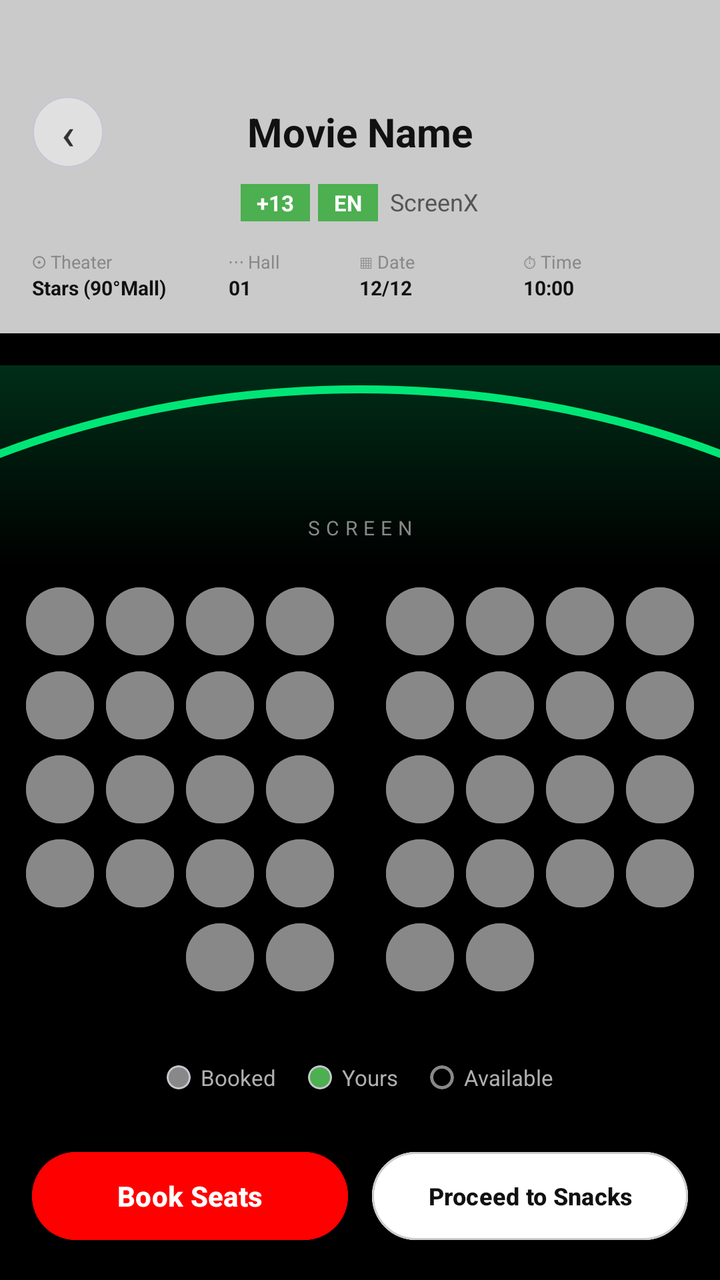
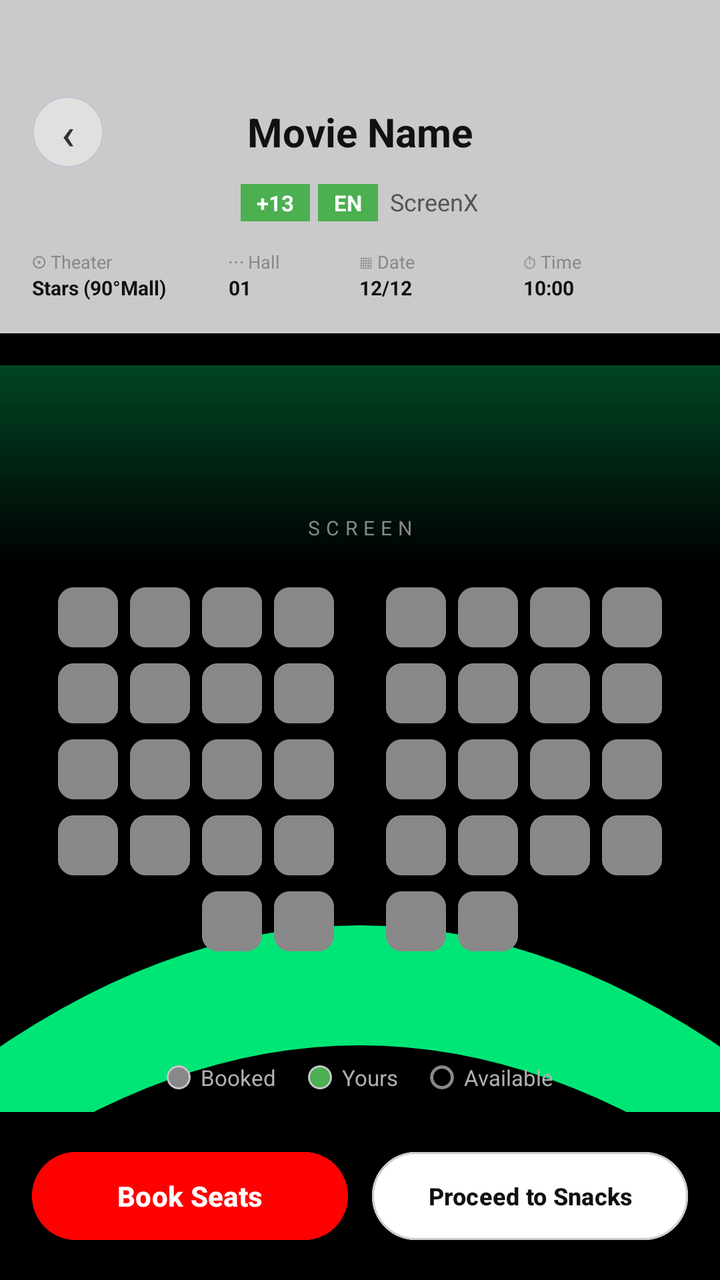

Before-and-after screenshots of an Android layout around one commit, followed by the original layout XML and the change that was made.
<!-- AndroidManifest.xml: activity theme Theme.CineFAST -->
<!-- res/layout/activity_seat_selection.xml -->
<?xml version="1.0" encoding="utf-8"?>
<LinearLayout xmlns:android="http://schemas.android.com/apk/res/android"
    xmlns:app="http://schemas.android.com/apk/res-auto"
    android:layout_width="match_parent"
    android:layout_height="match_parent"
    android:background="@color/bg_dark"
    android:clipChildren="false"
    android:orientation="vertical">

    
    <LinearLayout
        android:layout_width="match_parent"
        android:layout_height="wrap_content"
        android:background="#CACACA"
        android:orientation="vertical"
        android:paddingTop="48dp"
        android:paddingBottom="16dp"
        android:paddingHorizontal="16dp">

        
        <RelativeLayout
            android:layout_width="match_parent"
            android:layout_height="wrap_content">

            <com.google.android.material.card.MaterialCardView
                android:layout_width="36dp"
                android:layout_height="36dp"
                app:cardBackgroundColor="#E0E0E0"
                app:cardCornerRadius="18dp"
                app:cardElevation="0dp"
                android:layout_centerVertical="true">
                <Button
                    android:id="@+id/btnBack"
                    android:layout_width="match_parent"
                    android:layout_height="match_parent"
                    android:background="@android:color/transparent"
                    android:text="‹"
                    android:textColor="#333333"
                    android:textSize="22sp"
                    android:padding="0dp"
                    android:insetTop="0dp"
                    android:insetBottom="0dp"
                    android:insetLeft="0dp"
                    android:insetRight="0dp" />
            </com.google.android.material.card.MaterialCardView>

            <TextView
                android:id="@+id/tvMovieName"
                android:layout_width="wrap_content"
                android:layout_height="wrap_content"
                android:layout_centerInParent="true"
                android:text="Movie Name"
                android:textColor="#111111"
                android:textSize="20sp"
                android:textStyle="bold" />
        </RelativeLayout>

        
        <LinearLayout
            android:layout_width="wrap_content"
            android:layout_height="wrap_content"
            android:layout_gravity="center"
            android:orientation="horizontal"
            android:layout_marginTop="8dp">

            <TextView
                android:id="@+id/tvAge"
                android:layout_width="wrap_content"
                android:layout_height="wrap_content"
                android:background="@color/screen_arc"
                android:paddingHorizontal="8dp"
                android:paddingVertical="2dp"
                android:text="+13"
                android:textColor="@color/text_white"
                android:textSize="11sp"
                android:textStyle="bold"
                android:layout_marginEnd="4dp" />

            <TextView
                android:layout_width="wrap_content"
                android:layout_height="wrap_content"
                android:background="@color/screen_arc"
                android:paddingHorizontal="8dp"
                android:paddingVertical="2dp"
                android:text="EN"
                android:textColor="@color/text_white"
                android:textSize="11sp"
                android:textStyle="bold"
                android:layout_marginEnd="6dp" />

            <TextView
                android:layout_width="wrap_content"
                android:layout_height="wrap_content"
                android:text="ScreenX"
                android:textColor="#555555"
                android:textSize="12sp" />
        </LinearLayout>

        
        <LinearLayout
            android:layout_width="match_parent"
            android:layout_height="wrap_content"
            android:orientation="horizontal"
            android:layout_marginTop="14dp"
            android:weightSum="4">

            
            <LinearLayout
                android:layout_width="0dp"
                android:layout_height="wrap_content"
                android:layout_weight="1.2"
                android:orientation="vertical"
                android:gravity="start">
                <TextView
                    android:text="⊙ Theater"
                    android:textColor="#888888"
                    android:textSize="9sp"
                    android:layout_width="wrap_content"
                    android:layout_height="wrap_content" />
                <TextView
                    android:id="@+id/tvMovieDetails"
                    android:text="Stars (90°Mall)"
                    android:textColor="#111111"
                    android:textStyle="bold"
                    android:textSize="10sp"
                    android:layout_width="wrap_content"
                    android:layout_height="wrap_content" />
            </LinearLayout>

            
            <LinearLayout
                android:layout_width="0dp"
                android:layout_height="wrap_content"
                android:layout_weight="0.8"
                android:orientation="vertical"
                android:gravity="start">
                <TextView
                    android:text="⋯ Hall"
                    android:textColor="#888888"
                    android:textSize="9sp"
                    android:layout_width="wrap_content"
                    android:layout_height="wrap_content" />
                <TextView
                    android:id="@+id/tvHallNumber"
                    android:text="01"
                    android:textColor="#111111"
                    android:textStyle="bold"
                    android:textSize="10sp"
                    android:layout_width="wrap_content"
                    android:layout_height="wrap_content" />
            </LinearLayout>

            
            <LinearLayout
                android:layout_width="0dp"
                android:layout_height="wrap_content"
                android:layout_weight="1"
                android:orientation="vertical"
                android:gravity="start">
                <TextView
                    android:text="▦ Date"
                    android:textColor="#888888"
                    android:textSize="9sp"
                    android:layout_width="wrap_content"
                    android:layout_height="wrap_content" />
                <TextView
                    android:id="@+id/tvDate"
                    android:text="12/12"
                    android:textColor="#111111"
                    android:textStyle="bold"
                    android:textSize="10sp"
                    android:layout_width="wrap_content"
                    android:layout_height="wrap_content" />
            </LinearLayout>

            
            <LinearLayout
                android:layout_width="0dp"
                android:layout_height="wrap_content"
                android:layout_weight="1"
                android:orientation="vertical"
                android:gravity="start">
                <TextView
                    android:text="⏱ Time"
                    android:textColor="#888888"
                    android:textSize="9sp"
                    android:layout_width="wrap_content"
                    android:layout_height="wrap_content" />
                <TextView
                    android:id="@+id/tvTime"
                    android:text="10:00"
                    android:textColor="#111111"
                    android:textStyle="bold"
                    android:textSize="10sp"
                    android:layout_width="wrap_content"
                    android:layout_height="wrap_content" />
            </LinearLayout>

        </LinearLayout>
    </LinearLayout>

    <FrameLayout
        android:layout_width="match_parent"
        android:layout_height="100dp"
        android:layout_marginTop="16dp"
        android:background="@color/bg_dark"
        android:clipChildren="true"
        android:clipToPadding="true">

        <View
            android:layout_width="match_parent"
            android:layout_height="100dp"
            android:background="@drawable/screen_glow" />

        <View
            android:layout_width="800dp"
            android:layout_height="600dp"
            android:layout_gravity="center_horizontal"
            android:layout_marginTop="10dp"
            android:background="@drawable/screen_arc" />

        <TextView
            android:layout_width="wrap_content"
            android:layout_height="wrap_content"
            android:layout_gravity="bottom|center_horizontal"
            android:layout_marginBottom="12dp"
            android:letterSpacing="0.3"
            android:text="SCREEN"
            android:textColor="@color/text_placeholder"
            android:textSize="10sp" />
    </FrameLayout>


    <ScrollView
        android:layout_width="match_parent"
        android:layout_height="0dp"
        android:layout_weight="1"
        android:overScrollMode="never">

        <LinearLayout
            android:layout_width="match_parent"
            android:layout_height="wrap_content"
            android:gravity="center"
            android:orientation="vertical"
            android:paddingHorizontal="8dp"
            android:paddingTop="8dp"
            android:paddingBottom="8dp">

            <LinearLayout android:layout_width="wrap_content" android:layout_height="wrap_content" android:orientation="horizontal" android:layout_marginBottom="2dp">
                <Button android:id="@+id/btnSeat1"  style="@style/SeatButtonStyle" />
                <Button android:id="@+id/btnSeat2"  style="@style/SeatButtonStyle" />
                <Button android:id="@+id/btnSeat3"  style="@style/SeatButtonStyle" />
                <Button android:id="@+id/btnSeat4"  style="@style/SeatButtonStyle" />
                <View android:layout_width="20dp" android:layout_height="34dp" />
                <Button android:id="@+id/btnSeat5"  style="@style/SeatButtonStyle" />
                <Button android:id="@+id/btnSeat6"  style="@style/SeatButtonStyle" />
                <Button android:id="@+id/btnSeat7"  style="@style/SeatButtonStyle" />
                <Button android:id="@+id/btnSeat8"  style="@style/SeatButtonStyle" />
            </LinearLayout>

            <LinearLayout android:layout_width="wrap_content" android:layout_height="wrap_content" android:orientation="horizontal" android:layout_marginBottom="2dp">
                <Button android:id="@+id/btnSeat9"  style="@style/SeatButtonStyle" />
                <Button android:id="@+id/btnSeat10" style="@style/SeatButtonStyle" />
                <Button android:id="@+id/btnSeat11" style="@style/SeatButtonStyle" />
                <Button android:id="@+id/btnSeat12" style="@style/SeatButtonStyle" />
                <View android:layout_width="20dp" android:layout_height="34dp" />
                <Button android:id="@+id/btnSeat13" style="@style/SeatButtonStyle" />
                <Button android:id="@+id/btnSeat14" style="@style/SeatButtonStyle" />
                <Button android:id="@+id/btnSeat15" style="@style/SeatButtonStyle" />
                <Button android:id="@+id/btnSeat16" style="@style/SeatButtonStyle" />
            </LinearLayout>

            
            <LinearLayout android:layout_width="wrap_content" android:layout_height="wrap_content" android:orientation="horizontal" android:layout_marginBottom="2dp">
                <Button android:id="@+id/btnSeat17" style="@style/SeatButtonStyle" />
                <Button android:id="@+id/btnSeat18" style="@style/SeatButtonStyle" />
                <Button android:id="@+id/btnSeat19" style="@style/SeatButtonStyle" />
                <Button android:id="@+id/btnSeat20" style="@style/SeatButtonStyle" />
                <View android:layout_width="20dp" android:layout_height="34dp" />
                <Button android:id="@+id/btnSeat21" style="@style/SeatButtonStyle" />
                <Button android:id="@+id/btnSeat22" style="@style/SeatButtonStyle" />
                <Button android:id="@+id/btnSeat23" style="@style/SeatButtonStyle" />
                <Button android:id="@+id/btnSeat24" style="@style/SeatButtonStyle" />
            </LinearLayout>

            
            <LinearLayout android:layout_width="wrap_content" android:layout_height="wrap_content" android:orientation="horizontal" android:layout_marginBottom="2dp">
                <Button android:id="@+id/btnSeat25" style="@style/SeatButtonStyle" />
                <Button android:id="@+id/btnSeat26" style="@style/SeatButtonStyle" />
                <Button android:id="@+id/btnSeat27" style="@style/SeatButtonStyle" />
                <Button android:id="@+id/btnSeat28" style="@style/SeatButtonStyle" />
                <View android:layout_width="20dp" android:layout_height="34dp" />
                <Button android:id="@+id/btnSeat29" style="@style/SeatButtonStyle" />
                <Button android:id="@+id/btnSeat30" style="@style/SeatButtonStyle" />
                <Button android:id="@+id/btnSeat31" style="@style/SeatButtonStyle" />
                <Button android:id="@+id/btnSeat32" style="@style/SeatButtonStyle" />
            </LinearLayout>

            <LinearLayout android:layout_width="wrap_content" android:layout_height="wrap_content" android:orientation="horizontal" android:layout_marginBottom="2dp">
                <Button android:id="@+id/btnSeat33" style="@style/SeatButtonStyle" />
                <Button android:id="@+id/btnSeat34" style="@style/SeatButtonStyle" />
                <View android:layout_width="20dp" android:layout_height="34dp" />
                <Button android:id="@+id/btnSeat35" style="@style/SeatButtonStyle" />
                <Button android:id="@+id/btnSeat36" style="@style/SeatButtonStyle" />
            </LinearLayout>

        </LinearLayout>
    </ScrollView>

    <LinearLayout
        android:layout_width="match_parent"
        android:layout_height="wrap_content"
        android:gravity="center"
        android:paddingVertical="10dp"
        android:orientation="horizontal">

        <com.google.android.material.card.MaterialCardView
            android:layout_width="12dp"
            android:layout_height="12dp"
            app:cardBackgroundColor="@color/text_placeholder"
            app:cardCornerRadius="6dp"
            app:cardElevation="0dp"
            android:layout_marginEnd="5dp" />
        <TextView
            android:text="Booked"
            android:textColor="@color/text_muted"
            android:textSize="11sp"
            android:layout_width="wrap_content"
            android:layout_height="wrap_content"
            android:layout_marginEnd="16dp" />

        <com.google.android.material.card.MaterialCardView
            android:layout_width="12dp"
            android:layout_height="12dp"
            app:cardBackgroundColor="@color/seat_selected"
            app:cardCornerRadius="6dp"
            app:cardElevation="0dp"
            android:layout_marginEnd="5dp" />
        <TextView
            android:text="Yours"
            android:textColor="@color/text_muted"
            android:textSize="11sp"
            android:layout_width="wrap_content"
            android:layout_height="wrap_content"
            android:layout_marginEnd="16dp" />

        <com.google.android.material.card.MaterialCardView
            android:layout_width="12dp"
            android:layout_height="12dp"
            app:cardBackgroundColor="@color/bg_dark"
            app:cardCornerRadius="6dp"
            app:cardElevation="0dp"
            app:strokeColor="@color/text_placeholder"
            app:strokeWidth="1.5dp"
            android:layout_marginEnd="5dp" />
        <TextView
            android:text="Available"
            android:textColor="@color/text_muted"
            android:textSize="11sp"
            android:layout_width="wrap_content"
            android:layout_height="wrap_content" />
    </LinearLayout>

    <LinearLayout
        android:layout_width="match_parent"
        android:layout_height="wrap_content"
        android:background="@color/bg_dark"
        android:padding="16dp"
        android:orientation="horizontal"
        android:gravity="center_vertical">

        <com.google.android.material.button.MaterialButton
            android:id="@+id/btnConfirm"
            android:layout_width="0dp"
            android:layout_weight="1"
            android:layout_height="52dp"
            android:text="Book Seats"
            android:textColor="@color/text_white"
            android:textStyle="bold"
            android:textSize="14sp"
            android:textAllCaps="false"
            android:backgroundTint="@color/brand_red"
            app:cornerRadius="26dp" />

        <View android:layout_width="12dp" android:layout_height="1dp" />

        <com.google.android.material.button.MaterialButton
            android:id="@+id/btnProceedToSnacks"
            android:layout_width="0dp"
            android:layout_weight="1"
            android:layout_height="52dp"
            android:text="Proceed to Snacks"
            android:textColor="#111111"
            android:textStyle="bold"
            android:textSize="12sp"
            android:textAllCaps="false"
            android:backgroundTint="#FFFFFF"
            app:cornerRadius="26dp"
            app:strokeColor="#CCCCCC"
            app:strokeWidth="1dp" />

    </LinearLayout>

</LinearLayout>
<!-- resources referenced by this layout -->
<resources>
  <color name="bg_dark">#000000</color>
  <color name="brand_red">#FF0000</color>
  <color name="screen_arc">#4CAF50</color>
  <color name="seat_selected">#4CAF50</color>
  <color name="text_muted">#B0B0B0</color>
  <color name="text_placeholder">#888888</color>
  <color name="text_white">#FFFFFF</color>
  <!-- drawable screen_arc (drawable) -->
  <?xml version="1.0" encoding="utf-8"?>
  <shape xmlns:android="http://schemas.android.com/apk/res/android"
      android:shape="oval">
      <stroke
          android:width="4dp"
          android:color="#00E676" />
      <solid android:color="@android:color/transparent" />
  </shape>
  <!-- drawable screen_glow (drawable) -->
  <?xml version="1.0" encoding="utf-8"?>
  <shape xmlns:android="http://schemas.android.com/apk/res/android"
      android:shape="rectangle">
      <gradient
          android:angle="270"
          android:endColor="@android:color/transparent"
          android:startColor="#3300E676" />
  </shape>
  <style name="SeatButtonStyle">
          <item name="android:layout_width">34dp</item>
          <item name="android:layout_height">34dp</item>
          <item name="android:layout_margin">3dp</item>
          <item name="android:backgroundTint">@color/seat_available</item>
          <item name="android:textColor">@color/text_white</item>
          <item name="android:textSize">0sp</item>
          <item name="android:insetTop">0dp</item>
          <item name="android:insetBottom">0dp</item>
          <item name="android:insetLeft">0dp</item>
          <item name="android:insetRight">0dp</item>
          <item name="android:minWidth">0dp</item>
          <item name="android:minHeight">0dp</item>
      </style>
  <style name="Theme.CineFAST" parent="Base.Theme.CineFAST" />
  <color name="seat_available">#888888</color>
  <style name="Base.Theme.CineFAST" parent="Theme.Material3.DayNight.NoActionBar">
          
          
      </style>
</resources>

<!-- the commit's change to res/layout/activity_seat_selection.xml (unified diff, before → after) -->
@@ -6,8 +6,6 @@
     android:background="@color/bg_dark"
     android:clipChildren="false"
     android:orientation="vertical">
-
-    
     <LinearLayout
         android:layout_width="match_parent"
         android:layout_height="wrap_content"
@@ -17,7 +15,6 @@
         android:paddingBottom="16dp"
         android:paddingHorizontal="16dp">
 
-        
         <RelativeLayout
             android:layout_width="match_parent"
             android:layout_height="wrap_content">
@@ -55,7 +52,6 @@
                 android:textStyle="bold" />
         </RelativeLayout>
 
-        
         <LinearLayout
             android:layout_width="wrap_content"
             android:layout_height="wrap_content"
<!-- resource entries referenced after the edit -->
@@ -8,14 +8,17 @@
   <color name="text_placeholder">#888888</color>
   <color name="text_white">#FFFFFF</color>
   <!-- drawable screen_arc (drawable) -->
-  <?xml version="1.0" encoding="utf-8"?>
-  <shape xmlns:android="http://schemas.android.com/apk/res/android"
-      android:shape="oval">
-      <stroke
-          android:width="4dp"
-          android:color="#00E676" />
-      <solid android:color="@android:color/transparent" />
-  </shape>
+  <vector xmlns:android="http://schemas.android.com/apk/res/android"
+      android:width="400dp"
+      android:height="40dp"
+      android:viewportWidth="400"
+      android:viewportHeight="40">
+      <path
+          android:strokeColor="#00E676"
+          android:strokeWidth="4"
+          android:pathData="M 0,40 Q 200,0 400,40"
+          android:strokeLineCap="round" />
+  </vector>
   <!-- drawable screen_glow (drawable) -->
   <?xml version="1.0" encoding="utf-8"?>
   <shape xmlns:android="http://schemas.android.com/apk/res/android"
@@ -23,27 +26,32 @@
       <gradient
           android:angle="270"
           android:endColor="@android:color/transparent"
-          android:startColor="#3300E676" />
+          android:startColor="#4D00E676"
+          android:type="linear" />
   </shape>
   <style name="SeatButtonStyle">
-          <item name="android:layout_width">34dp</item>
-          <item name="android:layout_height">34dp</item>
+          <item name="android:layout_width">30dp</item>
+          <item name="android:layout_height">30dp</item>
           <item name="android:layout_margin">3dp</item>
           <item name="android:backgroundTint">@color/seat_available</item>
           <item name="android:textColor">@color/text_white</item>
           <item name="android:textSize">0sp</item>
+          <item name="cornerRadius">8dp</item>
           <item name="android:insetTop">0dp</item>
           <item name="android:insetBottom">0dp</item>
           <item name="android:insetLeft">0dp</item>
           <item name="android:insetRight">0dp</item>
           <item name="android:minWidth">0dp</item>
           <item name="android:minHeight">0dp</item>
+          <item name="android:padding">0dp</item>
       </style>
   <style name="Theme.CineFAST" parent="Base.Theme.CineFAST" />
   <color name="seat_available">#888888</color>
   <style name="Base.Theme.CineFAST" parent="Theme.Material3.DayNight.NoActionBar">
-          
-          
+          <item name="android:statusBarColor">#000000</item>
+          <item name="android:navigationBarColor">#000000</item>
+          <item name="colorPrimary">#E51C23</item>
+          <item name="colorSecondary">#FFFFFF</item>
       </style>
 </resources>
 
